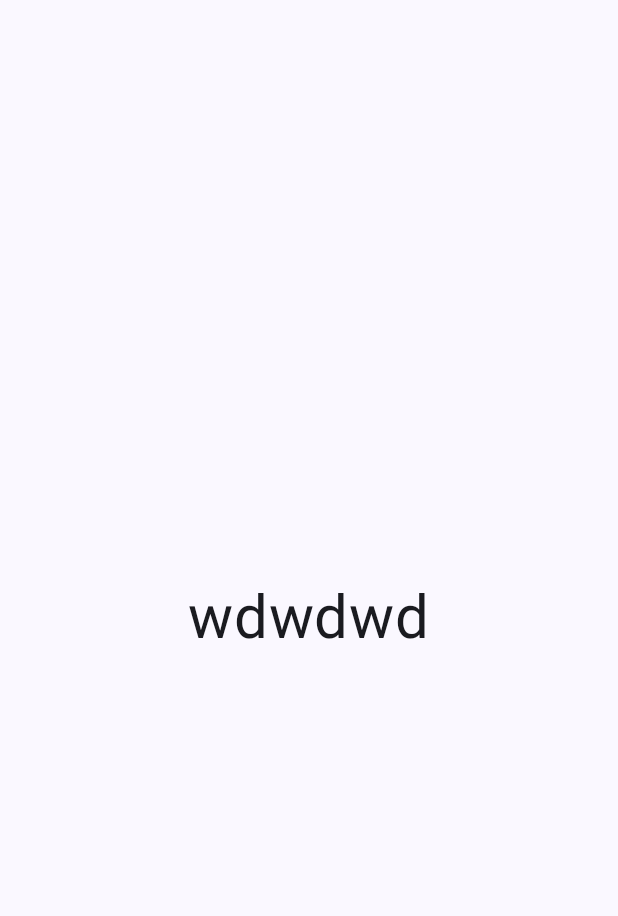
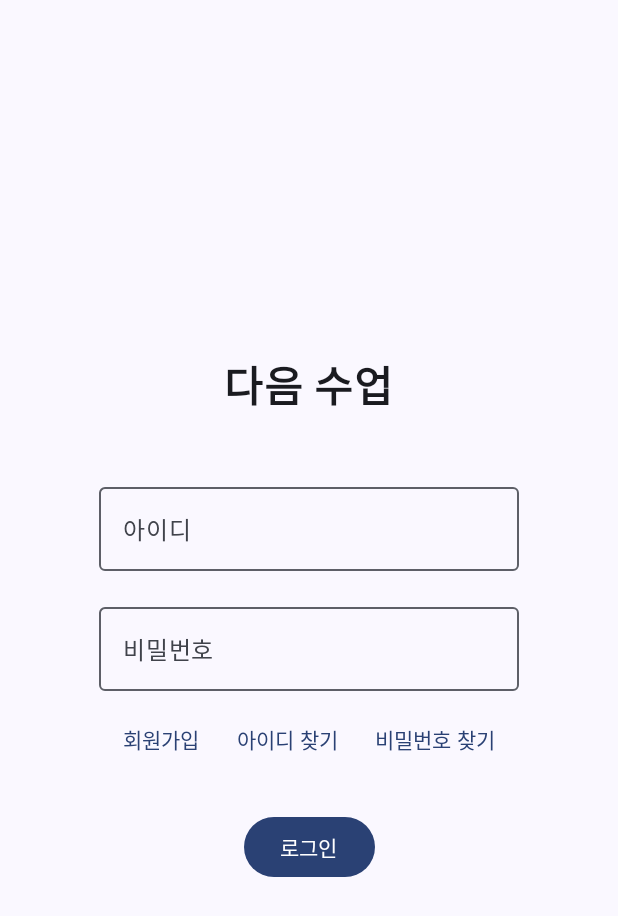
Before and after one commit to applepepsi/NextClass, an Android app built with Jetpack Compose: the screen it shows after launch (MainActivity), on a phone screen of 412 x 824 dp. Shown: the top 916 px of the screen. Run offline under Robolectric (Android 15) with nearby library versions, the phone set to English and light mode, and no system bars; our stand-ins replace Dagger/Hilt's generated code.

Commit message:
로그인/회원가입 화면 뼈대 작성

```diff
--- a/app/src/main/AndroidManifest.xml
+++ b/app/src/main/AndroidManifest.xml
@@ -3,6 +3,7 @@
     xmlns:tools="http://schemas.android.com/tools">
 
     <application
+        android:name=".MyApplication"
         android:allowBackup="true"
         android:dataExtractionRules="@xml/data_extraction_rules"
         android:fullBackupContent="@xml/backup_rules"
--- a/app/src/main/java/com/example/nextclass/MainActivity.kt
+++ b/app/src/main/java/com/example/nextclass/MainActivity.kt
@@ -1,32 +1,43 @@
 package com.example.nextclass
 
 import android.os.Bundle
+import android.util.Log
 import androidx.activity.ComponentActivity
 import androidx.activity.compose.setContent
-import androidx.compose.foundation.background
-import androidx.compose.foundation.layout.Box
+import androidx.compose.foundation.layout.Arrangement
+import androidx.compose.foundation.layout.Column
+import androidx.compose.foundation.layout.Row
+import androidx.compose.foundation.layout.Spacer
 import androidx.compose.foundation.layout.fillMaxSize
+import androidx.compose.foundation.layout.height
+import androidx.compose.foundation.layout.padding
+import androidx.compose.material3.Button
 import androidx.compose.material3.MaterialTheme
+import androidx.compose.material3.OutlinedTextField
 import androidx.compose.material3.Surface
 import androidx.compose.material3.Text
+import androidx.compose.material3.TextButton
 import androidx.compose.runtime.Composable
 import androidx.compose.ui.Alignment
 import androidx.compose.ui.Modifier
-import androidx.compose.ui.graphics.Color
-import androidx.compose.ui.res.stringResource
-import androidx.compose.ui.text.style.TextAlign
+import androidx.compose.ui.text.font.FontWeight
 
 import androidx.compose.ui.tooling.preview.Preview
-import androidx.navigation.NavHostController
-import androidx.navigation.compose.NavHost
-import androidx.navigation.compose.composable
-import com.example.nextclass.items.BottomNavItem
-import com.example.nextclass.screen.BottomNav
+import androidx.compose.ui.unit.dp
+import androidx.compose.ui.unit.sp
 import com.example.nextclass.ui.theme.NextClassTheme
+import com.example.nextclass.viewmodel.LoginViewModel
+import dagger.hilt.android.AndroidEntryPoint
+import androidx.compose.runtime.*
+import androidx.compose.ui.text.input.PasswordVisualTransformation
+import androidx.navigation.compose.rememberNavController
+import com.example.nextclass.screen.LoginNav
 
+@AndroidEntryPoint
 class MainActivity : ComponentActivity() {
     override fun onCreate(savedInstanceState: Bundle?) {
         super.onCreate(savedInstanceState)
+
         setContent {
             NextClassTheme {
                 Surface(
@@ -42,7 +53,8 @@ class MainActivity : ComponentActivity() {
 
 @Composable
 fun Greeting() {
-    BottomNav()
+//    BottomNav()
+    LoginNav()
 }
 
 
@@ -51,11 +63,75 @@ fun Greeting() {
 @Composable
 fun GreetingPreview() {
     NextClassTheme {
-        BottomNav()
+//        BottomNav()
+        LoginNav()
     }
 }
 
 @Composable
-fun Login(){
+fun LoginView(loginViewModel: LoginViewModel) {
+
+
+    Column(
+        modifier = Modifier.fillMaxSize(),
+        verticalArrangement = Arrangement.Center,
+        horizontalAlignment = Alignment.CenterHorizontally
+    ) {
+        Text(text = "다음 수업", fontSize = 28.sp, fontWeight = FontWeight.Bold)
+
+        Spacer(modifier = Modifier.height(40.dp))
+
+        OutlinedTextField(
+            value = loginViewModel.id.value,
+            onValueChange = { loginViewModel.updateId(it) },
+            label = { Text(text = "아이디") }
+        )
+
+        Spacer(modifier = Modifier.height(16.dp))
+
+        OutlinedTextField(
+            value = loginViewModel.password.value,
+            onValueChange = { loginViewModel.updatePassword(it) },
+            label = { Text(text = "비밀번호") },
+            visualTransformation = PasswordVisualTransformation()
+        )
+
+        Row(
+            verticalAlignment = Alignment.CenterVertically,
+            modifier = Modifier.padding(all = 8.dp),
+
+        ) {
+            TextButton(onClick = {
+                Log.d("회원가입 버튼 터치","회원가입 버튼 터치" )
+
+            }) {
+                Text(text = "회원가입")
+            }
+
+            TextButton(onClick = {
+                Log.d("아이디 찾기 버튼 터치","아이디 찾기 버튼 터치")
+
+            }) {
+                Text(text = "아이디 찾기")
+            }
+
+            TextButton(onClick = {
+                Log.d("비밀번호 찾기 버튼 터치","비밀번호 찾기 버튼 터치")
+
+            }) {
+                Text(text = "비밀번호 찾기")
+            }
+        }
+
+        Spacer(modifier = Modifier.height(16.dp))
+
+            Button(onClick = {
+                loginViewModel.setLoginInput()
+            }) {
+                Text(text = "로그인")
+            }
+
+
+    }
 
 }
--- /dev/null
+++ b/app/src/main/java/com/example/nextclass/MyApplication.kt
@@ -0,0 +1,7 @@
+package com.example.nextclass
+
+import android.app.Application
+import dagger.hilt.android.HiltAndroidApp
+
+@HiltAndroidApp
+class MyApplication : Application()
--- a/app/src/main/java/com/example/nextclass/screen/HomeScreen.kt
+++ b/app/src/main/java/com/example/nextclass/screen/HomeScreen.kt
@@ -14,9 +14,11 @@ import androidx.compose.ui.graphics.Color
 import androidx.compose.ui.text.style.TextAlign
 import androidx.compose.ui.unit.sp
 import androidx.navigation.NavHostController
+import com.example.nextclass.viewmodel.LoginViewModel
 
 @Composable
 fun HomeScreen(navController: NavHostController) {
+
     Column(
         modifier = Modifier
             .fillMaxSize(),
--- /dev/null
+++ b/app/src/main/java/com/example/nextclass/screen/LoginNav.kt
@@ -0,0 +1,31 @@
+package com.example.nextclass.screen
+
+import androidx.compose.runtime.Composable
+import androidx.hilt.navigation.compose.hiltViewModel
+import androidx.navigation.compose.NavHost
+import androidx.navigation.compose.composable
+import androidx.navigation.compose.rememberNavController
+import com.example.nextclass.LoginView
+import com.example.nextclass.items.LoginNavItems
+import com.example.nextclass.viewmodel.LoginViewModel
+
+
+@Composable
+fun LoginNav(loginViewModel: LoginViewModel = hiltViewModel()) {
+    val loginNav= rememberNavController()
+
+    NavHost(navController = loginNav, startDestination = LoginNavItems.LOGIN.name) {
+        composable(route=LoginNavItems.LOGIN.name) {
+            LoginView(loginViewModel)
+        }
+        composable(route=LoginNavItems.JOIN.name) {
+
+        }
+        composable(route=LoginNavItems.FIND_ID.name) {
+
+        }
+        composable(route=LoginNavItems.FIND_PASSWORD.name) {
+
+        }
+    }
+}
--- a/app/src/main/java/com/example/nextclass/viewmodel/LoginViewModel.kt
+++ b/app/src/main/java/com/example/nextclass/viewmodel/LoginViewModel.kt
@@ -1,4 +1,78 @@
 package com.example.nextclass.viewmodel
 
-class LoginViewModel {
+import android.util.Log
+import androidx.compose.runtime.State
+import androidx.lifecycle.ViewModel
+import androidx.compose.runtime.mutableStateOf
+import androidx.compose.runtime.getValue
+import androidx.compose.runtime.setValue
+
+import dagger.hilt.android.lifecycle.HiltViewModel
+import javax.inject.Inject
+
+@HiltViewModel
+class LoginViewModel @Inject constructor(
+
+):ViewModel(){
+
+
+    private val _email = mutableStateOf("")
+    val email: State<String> = _email
+
+    private val _id = mutableStateOf("")
+    val id: State<String> = _id
+
+    private val _password = mutableStateOf("")
+    val password: State<String> = _password
+
+    private val _passwordConfirm = mutableStateOf("")
+    val passwordConfirm: State<String> = _passwordConfirm
+
+    private val _name = mutableStateOf("")
+    val name: State<String> = _name
+
+    private val _schoolName = mutableStateOf("")
+    val schoolName: State<String> = _schoolName
+
+    private val _entranceYear = mutableStateOf("")
+    val entranceYear: State<String> = _entranceYear
+
+
+
+    fun updateEmail(newEmail: String) {
+        _email.value = newEmail
+    }
+
+    fun updateId(newId: String) {
+        _id.value = newId
+    }
+
+    fun updatePassword(newPassword: String) {
+        _password.value = newPassword
+    }
+
+    fun updatePasswordConfirm(newPasswordConfirm: String) {
+        _passwordConfirm.value = newPasswordConfirm
+    }
+
+    fun updateName(newName: String) {
+        _name.value = newName
+    }
+
+    fun updateSchoolName(newSchoolName: String) {
+        _schoolName.value = newSchoolName
+    }
+
+    fun updateEntranceYear(newEntranceYear: String) {
+        _entranceYear.value = newEntranceYear
+    }
+
+
+
+    fun setLoginInput(){
+
+        Log.d("checkLoginInput", "id : ${id.value}, password : ${password.value}")
+
+    }
+
 }
```
Also changed, not shown: app/build.gradle (added, +89 -0 lines), app/build.gradle.kts (deleted, +0 -79 lines), app/src/main/java/com/example/nextclass/items/LoginNavItems.kt (added, +10 -0 lines), app/src/main/java/com/example/nextclass/screen/JoinView.kt (added, +110 -0 lines), build.gradle (renamed from build.gradle.kts, +7 -0 lines), gradle/libs.versions.toml (+13 -3 lines).
